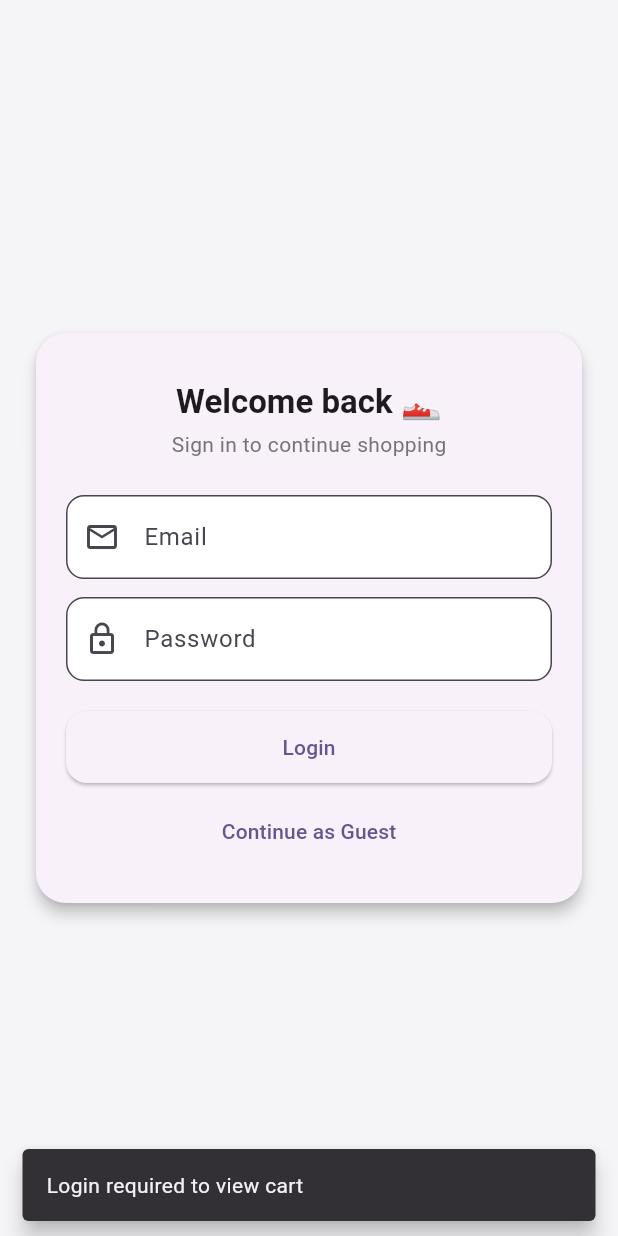
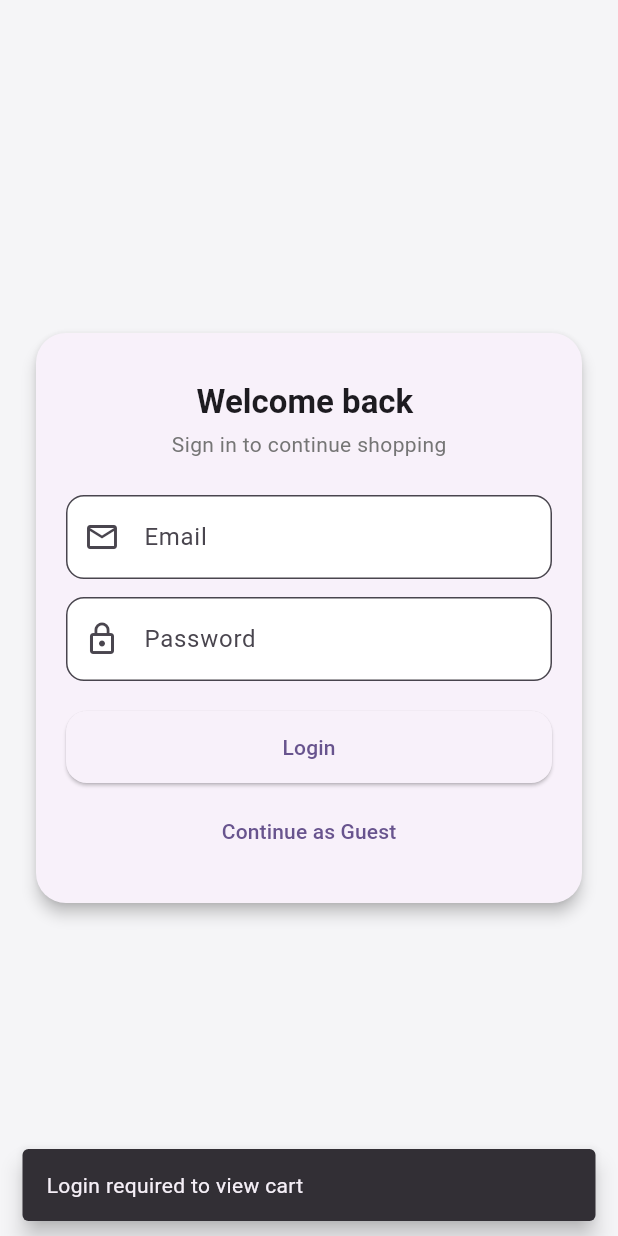
Before and after one commit to ajinkyapardhe11/flutter_bloc_ecommerce_app, a Flutter app: the screen it shows after launch, item 2 of the bottom bar chosen, on a phone screen of 412 x 824 dp. Run offline on Flutter 3.47's test engine with Material 3 defaults, Android fonts, the phone set to English and light mode, and no system bars; our stand-ins replace cached_network_image, equatable, flutter_bloc, hive_flutter; accounts and stored records are empty; network calls fail.

```diff
--- a/lib/features/auth/view/login_page.dart
+++ b/lib/features/auth/view/login_page.dart
@@ -56,7 +56,7 @@ class _LoginPageState extends State<LoginPage> {
                   children: [
                     const SizedBox(height: 8),
                     Text(
-                      'Welcome back 👟',
+                      'Welcome back ',
                       style: theme.textTheme.titleLarge?.copyWith(
                         fontWeight: FontWeight.bold,
                       ),
```
